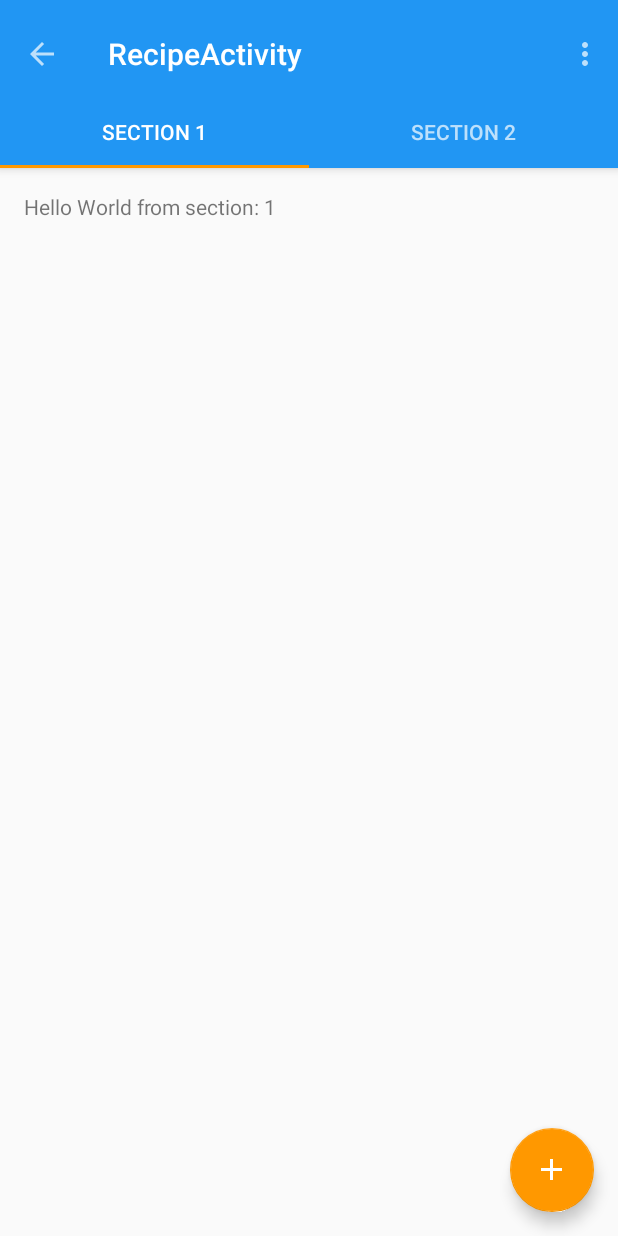
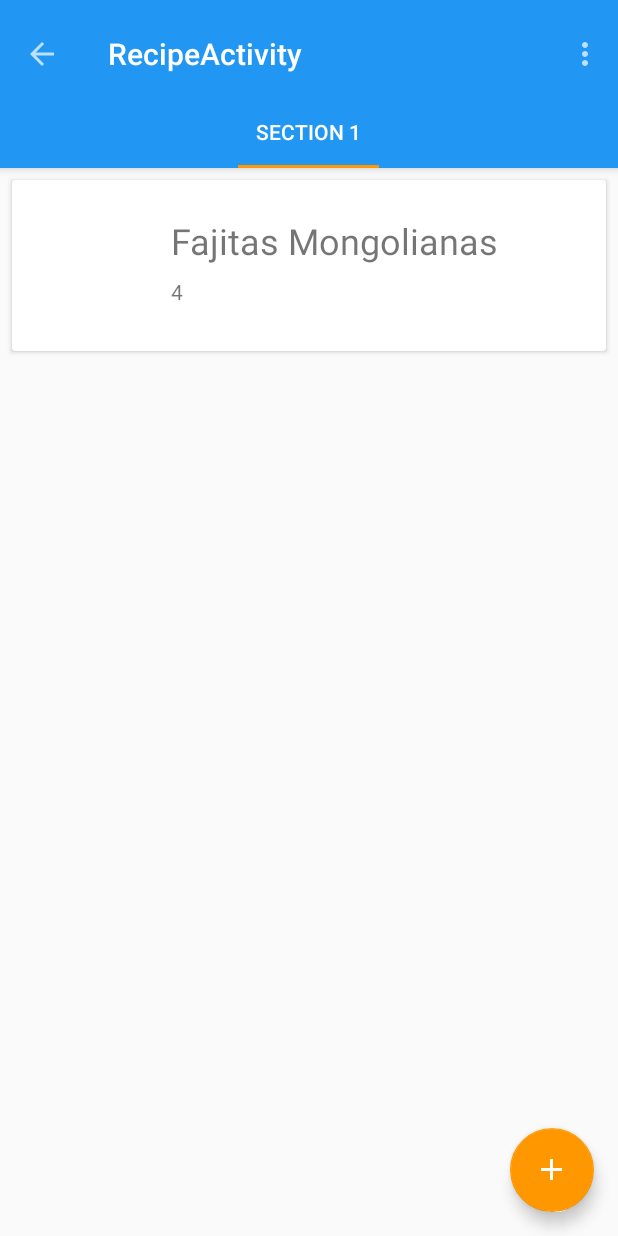
Before and after one commit to icaboalo/plan_to_eat, an Android app: the RecipeActivity screen opened directly, with no data from a screen before it, on a phone screen of 412 x 824 dp. Run offline under Robolectric (Android 15) with nearby library versions, the phone set to English and light mode, and no system bars; our stand-ins replace ButterKnife.

Commit message:
added adapter for recyclerView

```diff
--- /dev/null
+++ b/app/src/main/java/com/icaboalo/plantoeat/domain/Recipes.java
@@ -0,0 +1,32 @@
+package com.icaboalo.plantoeat.domain;
+
+/**
+ * Created by icaboalo on 10/17/2015.
+ */
+public class Recipes {
+
+    public Recipes(String recipeName, String recipeServing) {
+        this.recipeName = recipeName;
+        this.recipeServing = recipeServing;
+    }
+
+    String recipeName;
+
+    String recipeServing;
+
+    public String getRecipeName() {
+        return recipeName;
+    }
+
+    public String getRecipeServing() {
+        return recipeServing;
+    }
+
+    public void setRecipeName(String recipeName) {
+        this.recipeName = recipeName;
+    }
+
+    public void setRecipeServing(String recipeServing) {
+        this.recipeServing = recipeServing;
+    }
+}
--- a/app/src/main/java/com/icaboalo/plantoeat/ui/activity/RecipeActivity.java
+++ b/app/src/main/java/com/icaboalo/plantoeat/ui/activity/RecipeActivity.java
@@ -2,21 +2,17 @@ package com.icaboalo.plantoeat.ui.activity;
 
 import android.os.Bundle;
 import android.support.design.widget.TabLayout;
-import android.support.v4.app.Fragment;
 import android.support.v4.app.FragmentPagerAdapter;
 import android.support.v4.view.ViewPager;
 import android.support.v7.app.AppCompatActivity;
 import android.support.v7.widget.Toolbar;
-import android.view.LayoutInflater;
 import android.view.Menu;
 import android.view.MenuItem;
-import android.view.View;
-import android.view.ViewGroup;
-import android.widget.TextView;
 
 import com.icaboalo.plantoeat.R;
 import com.icaboalo.plantoeat.domain.ModelFramentPager;
 import com.icaboalo.plantoeat.ui.adapter.ViewPagerAdapter;
+import com.icaboalo.plantoeat.ui.fragment.RecipeFragment;
 
 import java.util.ArrayList;
 import java.util.List;
@@ -90,43 +86,7 @@ public class RecipeActivity extends AppCompatActivity {
 
     List<ModelFramentPager> mCreatePager(){
         List<ModelFramentPager> pagerList = new ArrayList<>();
-        pagerList.add(new ModelFramentPager(PlaceholderFragment.newInstance(+1), "section 1"));
-        pagerList.add(new ModelFramentPager(PlaceholderFragment.newInstance(+1), "section 2"));
+        pagerList.add(new ModelFramentPager(new RecipeFragment(), "section 1"));
         return pagerList;
     }
-
-    /**
-     * A placeholder fragment containing a simple view.
-     */
-    public static class PlaceholderFragment extends Fragment {
-        /**
-         * The fragment argument representing the section number for this
-         * fragment.
-         */
-        private static final String ARG_SECTION_NUMBER = "section_number";
-
-        /**
-         * Returns a new instance of this fragment for the given section
-         * number.
-         */
-        public static PlaceholderFragment newInstance(int sectionNumber) {
-            PlaceholderFragment fragment = new PlaceholderFragment();
-            Bundle args = new Bundle();
-            args.putInt(ARG_SECTION_NUMBER, sectionNumber);
-            fragment.setArguments(args);
-            return fragment;
-        }
-
-        public PlaceholderFragment() {
-        }
-
-        @Override
-        public View onCreateView(LayoutInflater inflater, ViewGroup container,
-                                 Bundle savedInstanceState) {
-            View rootView = inflater.inflate(R.layout.fragment_recipe, container, false);
-            TextView textView = (TextView) rootView.findViewById(R.id.section_label);
-            textView.setText(getString(R.string.section_format, getArguments().getInt(ARG_SECTION_NUMBER)));
-            return rootView;
-        }
-    }
 }
--- /dev/null
+++ b/app/src/main/java/com/icaboalo/plantoeat/ui/adapter/RecipeRecyclerAdapter.java
@@ -0,0 +1,94 @@
+package com.icaboalo.plantoeat.ui.adapter;
+
+import android.content.Context;
+import android.support.v7.widget.RecyclerView;
+import android.view.LayoutInflater;
+import android.view.View;
+import android.view.ViewGroup;
+import android.widget.ImageView;
+import android.widget.TextView;
+
+import com.icaboalo.plantoeat.R;
+import com.icaboalo.plantoeat.domain.Recipes;
+
+import java.util.ArrayList;
+import java.util.List;
+
+/**
+ * Created by icaboalo on 10/17/2015.
+ */
+public class RecipeRecyclerAdapter extends RecyclerView.Adapter<RecipeRecyclerAdapter.MyRecipeViewHolder> {
+
+    List<Recipes> mRecipesList = new ArrayList<>();
+    Context mContext;
+    LayoutInflater mInflater;
+    MyRecipeViewHolder.MyViewHolderClick mClickListener;
+
+    public RecipeRecyclerAdapter(List<Recipes> recipesList, Context context, MyRecipeViewHolder.MyViewHolderClick clickListener) {
+        mRecipesList = recipesList;
+        mContext = context;
+        mInflater = LayoutInflater.from(mContext);
+        mClickListener = clickListener;
+    }
+
+    @Override
+    public MyRecipeViewHolder onCreateViewHolder(ViewGroup parent, int viewType) {
+        View view = mInflater.inflate(R.layout.item_row_recipes_list, parent, false);
+        MyRecipeViewHolder viewHolder = new MyRecipeViewHolder(view, R.id.recipe_name, R.id.recipe_servings,
+                R.id.recipe_image, mClickListener);
+        return viewHolder;
+    }
+
+    @Override
+    public void onBindViewHolder(MyRecipeViewHolder holder, int position) {
+        Recipes recipes = mRecipesList.get(position);
+        holder.setRecipeName(recipes.getRecipeName());
+        holder.setRecipeServings(recipes.getRecipeServing());
+    }
+
+    @Override
+    public int getItemCount() {
+        return mRecipesList.size();
+    }
+
+    public void setData(List<Recipes> newList){
+        mRecipesList = newList;
+    }
+
+    public static class MyRecipeViewHolder extends RecyclerView.ViewHolder implements View.OnClickListener{
+
+        TextView mRecipeName, mRecipeServings;
+        ImageView mRecipeImage;
+        MyViewHolderClick mMyViewHolderClick;
+
+        public MyRecipeViewHolder(View itemView, int recipeNameId, int recipeServingsId, int recipeImageId,
+                                  MyViewHolderClick clickListener) {
+            super(itemView);
+            mRecipeName = (TextView) itemView.findViewById(recipeNameId);
+            mRecipeServings = (TextView) itemView.findViewById(recipeServingsId);
+            mRecipeImage = (ImageView) itemView.findViewById(recipeImageId);
+            mMyViewHolderClick = clickListener;
+        }
+
+        public void setRecipeName(String recipeName) {
+            mRecipeName.setText(recipeName);
+        }
+
+        public void setRecipeServings(String recipeServings) {
+            mRecipeServings.setText(recipeServings);
+        }
+
+        public void setRecipeImage(ImageView recipeImage) {
+            mRecipeImage = recipeImage;
+        }
+
+        @Override
+        public void onClick(View v) {
+            mMyViewHolderClick.onMyClick(v, getAdapterPosition());
+        }
+
+        public interface MyViewHolderClick{
+            void onMyClick(View item, int position);
+        }
+    }
+}
--- /dev/null
+++ b/app/src/main/java/com/icaboalo/plantoeat/ui/fragment/RecipeFragment.java
@@ -0,0 +1,67 @@
+package com.icaboalo.plantoeat.ui.fragment;
+
+import android.os.Bundle;
+import android.support.annotation.Nullable;
+import android.support.v4.app.Fragment;
+import android.support.v7.widget.LinearLayoutManager;
+import android.support.v7.widget.RecyclerView;
+import android.view.LayoutInflater;
+import android.view.View;
+import android.view.ViewGroup;
+
+import com.icaboalo.plantoeat.R;
+import com.icaboalo.plantoeat.domain.Recipes;
+import com.icaboalo.plantoeat.ui.adapter.RecipeRecyclerAdapter;
+
+import java.util.ArrayList;
+import java.util.List;
+
+import butterknife.Bind;
+import butterknife.ButterKnife;
+
+/**
+ * Created by icaboalo on 10/17/2015.
+ */
+public class RecipeFragment extends Fragment implements RecipeRecyclerAdapter.MyRecipeViewHolder.MyViewHolderClick{
+
+    @Bind(R.id.recipes_recycler_view)
+    RecyclerView mRecipesRecycler;
+
+    RecipeRecyclerAdapter recipeAdapter;
+
+    @Nullable
+    @Override
+    public View onCreateView(LayoutInflater inflater, @Nullable ViewGroup container, @Nullable Bundle savedInstanceState) {
+        return inflater.inflate(R.layout.fragment_recipe, container, false);
+    }
+
+    @Override
+    public void onViewCreated(View view, @Nullable Bundle savedInstanceState) {
+        super.onViewCreated(view, savedInstanceState);
+        ButterKnife.bind(this, view);
+    }
+
+    @Override
+    public void onResume() {
+        super.onResume();
+        setupRecyclerView();
+    }
+
+    List<Recipes> createRecipe(){
+        List<Recipes> recipesList = new ArrayList<>();
+        recipesList.add(new Recipes("Fajitas Mongolianas", "4"));
+        return recipesList;
+    }
+
+    private void setupRecyclerView() {
+        LinearLayoutManager linearLayoutManager = new LinearLayoutManager(getActivity(), LinearLayoutManager.VERTICAL, false);
+        mRecipesRecycler.setLayoutManager(linearLayoutManager);
+        recipeAdapter = new RecipeRecyclerAdapter(createRecipe(), getActivity(), this);
+        mRecipesRecycler.setAdapter(recipeAdapter);
+    }
+
+    @Override
+    public void onMyClick(View item, int position) {
+
+    }
+}
--- a/app/src/main/res/layout/fragment_recipe.xml
+++ b/app/src/main/res/layout/fragment_recipe.xml
@@ -2,15 +2,11 @@
                 xmlns:tools="http://schemas.android.com/tools"
                 android:layout_width="match_parent"
                 android:layout_height="match_parent"
-                android:paddingLeft="@dimen/activity_horizontal_margin"
-                android:paddingRight="@dimen/activity_horizontal_margin"
-                android:paddingTop="@dimen/activity_vertical_margin"
-                android:paddingBottom="@dimen/activity_vertical_margin"
                 tools:context="com.icaboalo.plantoeat.ui.activity.RecipeActivity$PlaceholderFragment">
 
-    <TextView
-        android:id="@+id/section_label"
-        android:layout_width="wrap_content"
-        android:layout_height="wrap_content"/>
+    <android.support.v7.widget.RecyclerView
+        android:id="@+id/recipes_recycler_view"
+        android:layout_width="match_parent"
+        android:layout_height="match_parent"/>
 
 </RelativeLayout>
--- /dev/null
+++ b/app/src/main/res/layout/item_row_recipes_list.xml
@@ -0,0 +1,44 @@
+<?xml version="1.0" encoding="utf-8"?>
+<LinearLayout xmlns:android="http://schemas.android.com/apk/res/android"
+              android:layout_width="match_parent"
+              android:layout_height="match_parent"
+              xmlns:app="http://schemas.android.com/apk/res-auto"
+              android:orientation="vertical">
+
+    <android.support.v7.widget.CardView
+        app:cardCornerRadius="2dp"
+        android:layout_width="match_parent"
+        android:layout_height="wrap_content"
+        android:layout_margin="8dp">
+
+        <RelativeLayout
+            android:layout_width="match_parent"
+            android:layout_height="match_parent"
+            android:padding="16dp">
+
+            <ImageView
+                android:id="@+id/recipe_image"
+                android:layout_width="82dp"
+                android:layout_height="82dp"/>
+
+            <TextView
+                android:id="@+id/recipe_name"
+                android:layout_width="wrap_content"
+                android:layout_height="wrap_content"
+                android:layout_margin="8dp"
+                android:layout_toRightOf="@+id/recipe_image"
+                android:text="Recipe Name"
+                android:textSize="24sp"/>
+
+            <TextView
+                android:layout_toRightOf="@+id/recipe_image"
+                android:layout_below="@id/recipe_name"
+                android:layout_marginLeft="8dp"
+                android:text="Recipe Servings"
+                android:id="@+id/recipe_servings"
+                android:layout_width="wrap_content"
+                android:layout_height="wrap_content"/>
+        </RelativeLayout>
+    </android.support.v7.widget.CardView>
+
+</LinearLayout>
```
